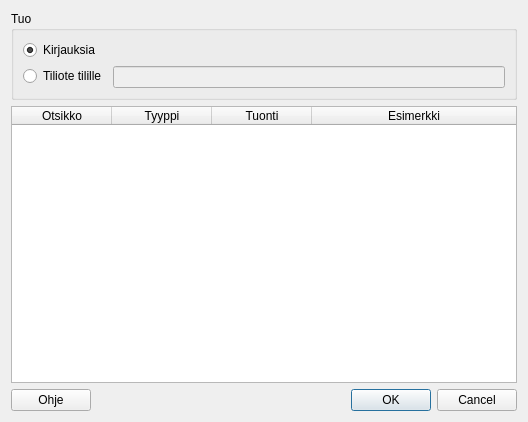
This is kitupiikki/tuonti/csvtuontidlg.ui in artoh/kitupiikki as Qt 5 draws it before an edit. The edited form follows.
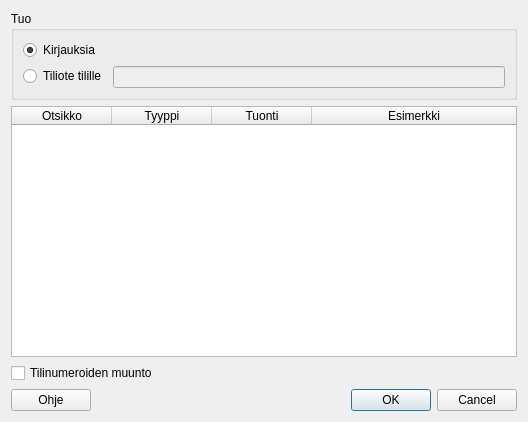
This is the edited form. Icons and pictures are not drawn. Custom widgets are drawn as their Qt base class.

```diff
--- a/kitupiikki/tuonti/csvtuontidlg.ui
+++ b/kitupiikki/tuonti/csvtuontidlg.ui
@@ -13,7 +13,7 @@
   <property name="windowTitle">
    <string>CSV-tuonti</string>
   </property>
-  <layout class="QVBoxLayout" name="verticalLayout" stretch="0,1,0">
+  <layout class="QVBoxLayout" name="verticalLayout" stretch="0,1,0,0">
    <item>
     <widget class="QGroupBox" name="groupBox">
      <property name="title">
@@ -74,6 +74,13 @@
      </column>
     </widget>
    </item>
+   <item>
+    <widget class="QCheckBox" name="muuntoRadio">
+     <property name="text">
+      <string>Tilinumeroiden muunto</string>
+     </property>
+    </widget>
+   </item>
    <item>
     <layout class="QHBoxLayout" name="horizontalLayout">
      <item>
```
Left out of the diff: 24 changed lines with no effect on the pictures.
